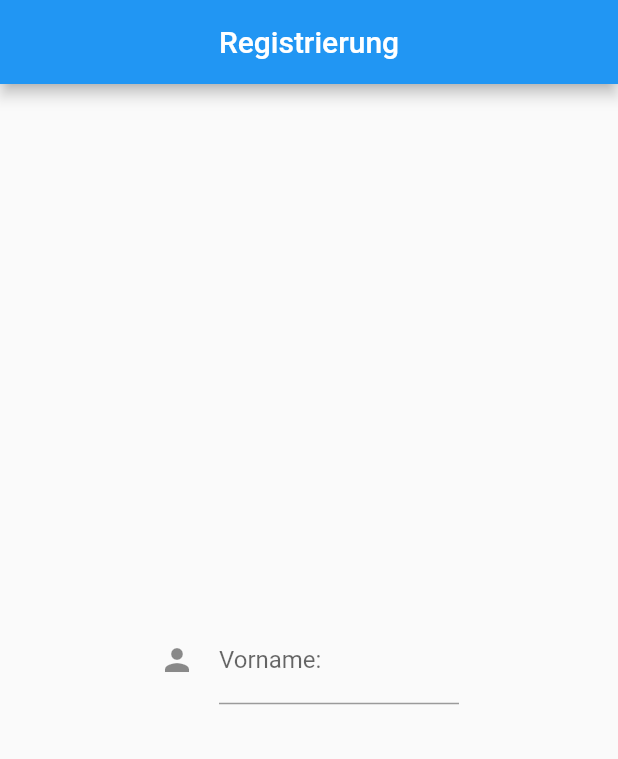
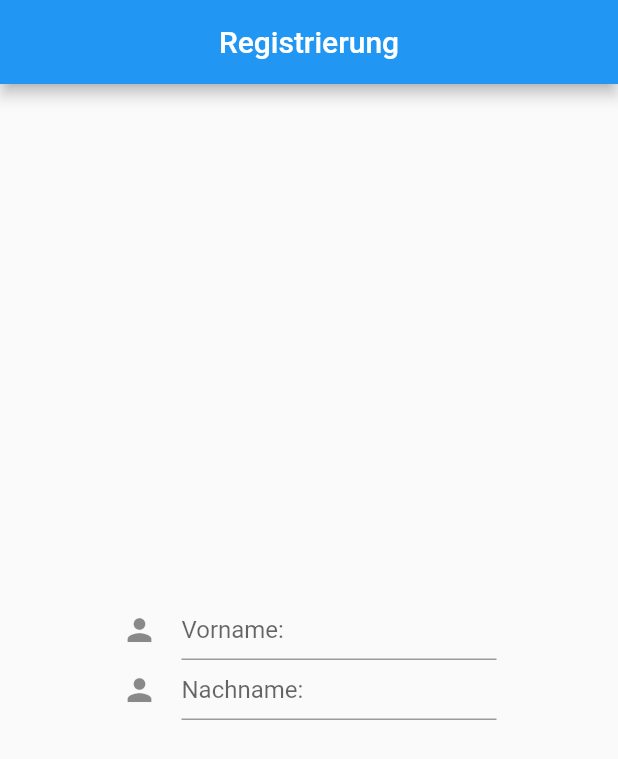
Before and after one commit to leandromarini99/tipple, a Flutter app: the RegistryPage screen opened directly, on a phone screen of 412 x 824 dp. Shown: the top 759 px of the screen. Run offline on Flutter 3.47's test engine with Material 2 defaults, Android fonts, the phone set to English and light mode, and no system bars.

Commit message:
Update registry-page.dart

```diff
--- a/lib/registry/registry-page.dart
+++ b/lib/registry/registry-page.dart
@@ -20,7 +20,8 @@ class RegistryPage extends StatelessWidget {
             mainAxisAlignment: MainAxisAlignment.center,
             children: <Widget>[
               Container(
-                width: 200.0,
+                width: 250.0,
+                height: 40.0,
                 child: TextField(
                   decoration: InputDecoration(
                     labelText: "Vorname:",
@@ -28,7 +29,23 @@ class RegistryPage extends StatelessWidget {
                       Icons.person,
                     ),
                     hintStyle: TextStyle(
-                      backgroundColor: Colors.blue,
+                      backgroundColor: Colors.blue[900],
+                      color: Colors.white,
+                    ),
+                  ),
+                ),
+              ),
+              Container(
+                width: 250.0,
+                height: 40.0,
+                child: TextField(
+                  decoration: InputDecoration(
+                    labelText: "Nachname:",
+                    icon: Icon(
+                      Icons.person,
+                    ),
+                    hintStyle: TextStyle(
+                      backgroundColor: Colors.blue[900],
                       color: Colors.white,
                     ),
                   ),
```
